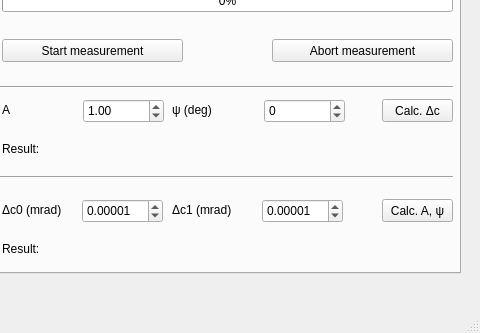
Above: gui.ui from pdijksta/014_trajectory_snail_scan before the change; both pictures show x 320 to 800 and y 267 to 600 of the 800 by 600 pixel window. Below: the same form after it.
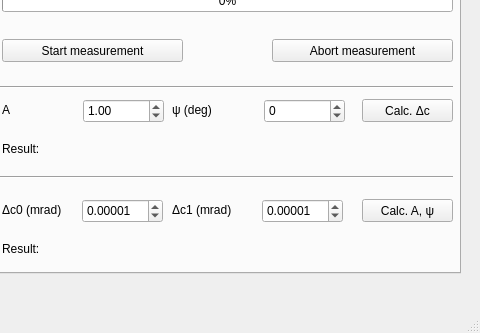
That is the form after the change.

What changed in the file:
```diff
--- a/gui.ui
+++ b/gui.ui
@@ -425,9 +425,9 @@
      <widget class="QPushButton" name="CalcCorrAnglesButton">
       <property name="geometry">
        <rect>
-        <x>690</x>
+        <x>670</x>
         <y>340</y>
-        <width>71</width>
+        <width>91</width>
         <height>23</height>
        </rect>
       </property>
@@ -496,9 +496,9 @@
      <widget class="QPushButton" name="CalcAPhiButton">
       <property name="geometry">
        <rect>
-        <x>690</x>
+        <x>670</x>
         <y>440</y>
-        <width>71</width>
+        <width>91</width>
         <height>23</height>
        </rect>
       </property>
```
